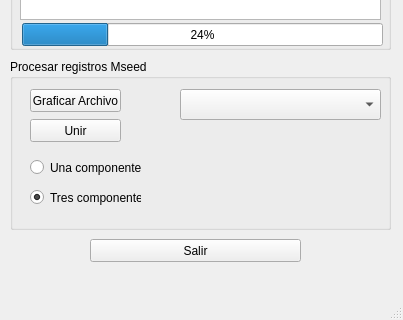
The window that procesamiento/src/ui/estaciones_sismicas.ui (RSA-Proyectos/rsa_sismologia) describes before a commit, drawn with Qt 5; both pictures show x 0 to 403 and y 211 to 531 of the 403 by 531 pixel window.
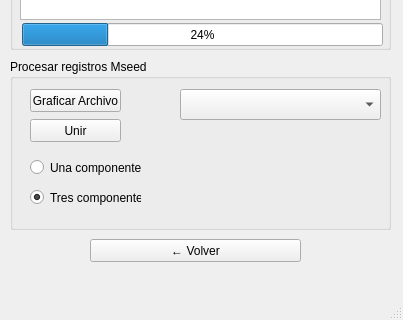
The same window after the commit. Icons and pictures are not drawn.

Commit message: feat(procesamiento,hidropaute): integra FASTHYPO/Virtual, respaldo incremental DIA/ZIP, UX Volver y migrador Hidropaute

```diff
--- a/procesamiento/src/ui/estaciones_sismicas.ui
+++ b/procesamiento/src/ui/estaciones_sismicas.ui
@@ -261,7 +261,7 @@
      </rect>
     </property>
     <property name="text">
-     <string>Salir</string>
+     <string>← Volver</string>
     </property>
    </widget>
   </widget>
```
The commit also changes 23 other files.
